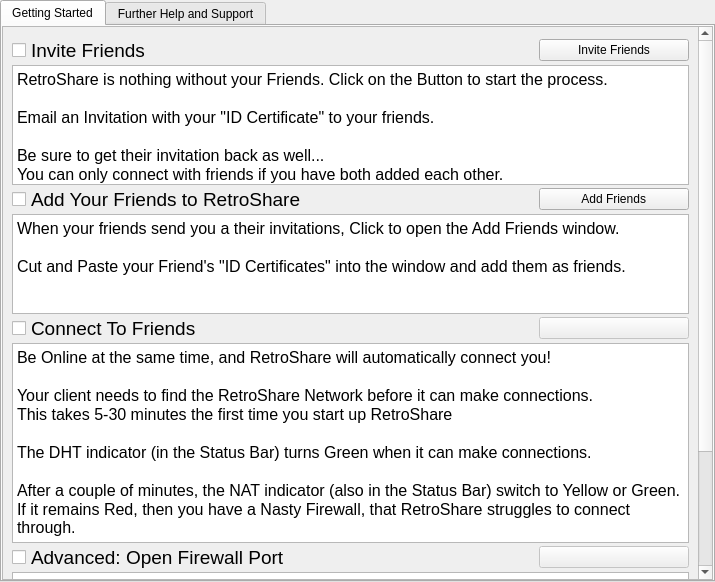
First picture: the form in retroshare-gui/src/gui/GetStartedDialog.ui, repository RetroShare/RetroShare, before the edit.
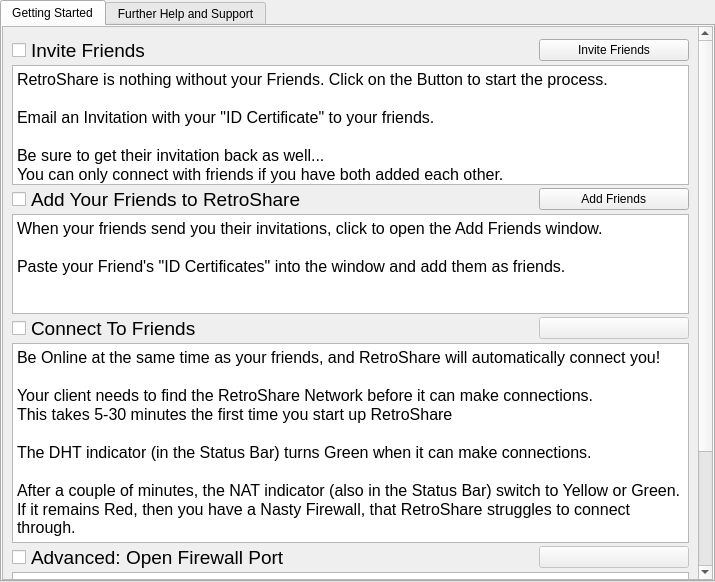
Second picture: the form after the edit. Icons and pictures are not drawn.

Commit message: Improve some of the wording of labels and information

The edit to the form file:
```diff
--- a/retroshare-gui/src/gui/GetStartedDialog.ui
+++ b/retroshare-gui/src/gui/GetStartedDialog.ui
@@ -198,9 +198,9 @@
 &lt;html&gt;&lt;head&gt;&lt;meta name=&quot;qrichtext&quot; content=&quot;1&quot; /&gt;&lt;style type=&quot;text/css&quot;&gt;
 p, li { white-space: pre-wrap; }
 &lt;/style&gt;&lt;/head&gt;&lt;body style=&quot; font-family:'MS Shell Dlg 2'; font-size:8.25pt; font-weight:400; font-style:normal;&quot;&gt;
-&lt;p style=&quot; margin-top:0px; margin-bottom:0px; margin-left:0px; margin-right:0px; -qt-block-indent:0; text-indent:0px;&quot;&gt;&lt;span style=&quot; font-size:12pt;&quot;&gt;When your friends send you a their invitations, Click to open the Add Friends window.&lt;/span&gt;&lt;/p&gt;
+&lt;p style=&quot; margin-top:0px; margin-bottom:0px; margin-left:0px; margin-right:0px; -qt-block-indent:0; text-indent:0px;&quot;&gt;&lt;span style=&quot; font-size:12pt;&quot;&gt;When your friends send you their invitations, click to open the Add Friends window.&lt;/span&gt;&lt;/p&gt;
 &lt;p style=&quot;-qt-paragraph-type:empty; margin-top:0px; margin-bottom:0px; margin-left:0px; margin-right:0px; -qt-block-indent:0; text-indent:0px; font-size:12pt;&quot;&gt;&lt;/p&gt;
-&lt;p style=&quot; margin-top:0px; margin-bottom:0px; margin-left:0px; margin-right:0px; -qt-block-indent:0; text-indent:0px;&quot;&gt;&lt;span style=&quot; font-size:12pt;&quot;&gt;Cut and Paste your Friend's &amp;quot;ID Certificates&amp;quot; into the window and add them as friends.&lt;/span&gt;&lt;/p&gt;&lt;/body&gt;&lt;/html&gt;</string>
+&lt;p style=&quot; margin-top:0px; margin-bottom:0px; margin-left:0px; margin-right:0px; -qt-block-indent:0; text-indent:0px;&quot;&gt;&lt;span style=&quot; font-size:12pt;&quot;&gt;Paste your Friend's &amp;quot;ID Certificates&amp;quot; into the window and add them as friends.&lt;/span&gt;&lt;/p&gt;&lt;/body&gt;&lt;/html&gt;</string>
                </property>
               </widget>
              </item>
@@ -283,7 +283,7 @@
 &lt;html&gt;&lt;head&gt;&lt;meta name=&quot;qrichtext&quot; content=&quot;1&quot; /&gt;&lt;style type=&quot;text/css&quot;&gt;
 p, li { white-space: pre-wrap; }
 &lt;/style&gt;&lt;/head&gt;&lt;body style=&quot; font-family:'MS Shell Dlg 2'; font-size:8.25pt; font-weight:400; font-style:normal;&quot;&gt;
-&lt;p style=&quot; margin-top:0px; margin-bottom:0px; margin-left:0px; margin-right:0px; -qt-block-indent:0; text-indent:0px;&quot;&gt;&lt;span style=&quot; font-size:12pt;&quot;&gt;Be Online at the same time, and RetroShare will automatically connect you!&lt;/span&gt;&lt;/p&gt;
+&lt;p style=&quot; margin-top:0px; margin-bottom:0px; margin-left:0px; margin-right:0px; -qt-block-indent:0; text-indent:0px;&quot;&gt;&lt;span style=&quot; font-size:12pt;&quot;&gt;Be Online at the same time as your friends, and RetroShare will automatically connect you!&lt;/span&gt;&lt;/p&gt;
 &lt;p style=&quot;-qt-paragraph-type:empty; margin-top:0px; margin-bottom:0px; margin-left:0px; margin-right:0px; -qt-block-indent:0; text-indent:0px; font-size:12pt;&quot;&gt;&lt;/p&gt;
 &lt;p style=&quot; margin-top:0px; margin-bottom:0px; margin-left:0px; margin-right:0px; -qt-block-indent:0; text-indent:0px;&quot;&gt;&lt;span style=&quot; font-size:12pt;&quot;&gt;Your client needs to find the RetroShare Network before it can make connections.&lt;/span&gt;&lt;/p&gt;
 &lt;p style=&quot; margin-top:0px; margin-bottom:0px; margin-left:0px; margin-right:0px; -qt-block-indent:0; text-indent:0px;&quot;&gt;&lt;span style=&quot; font-size:12pt;&quot;&gt;This takes 5-30 minutes the first time you start up RetroShare&lt;/span&gt;&lt;/p&gt;
```
Left out of the diff: 12 changed lines with no effect on the pictures. The commit also changes 1 other file.
